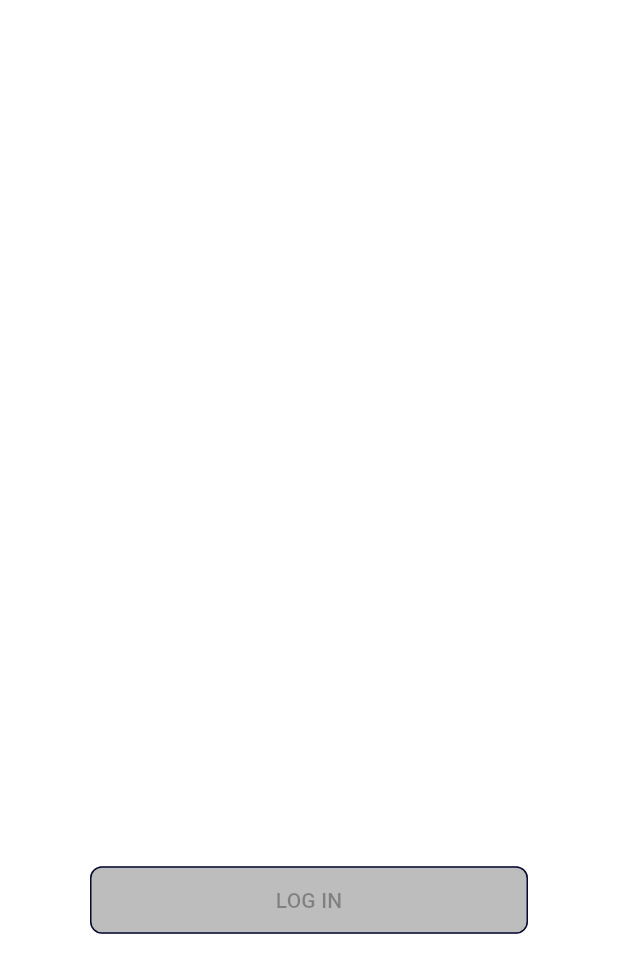
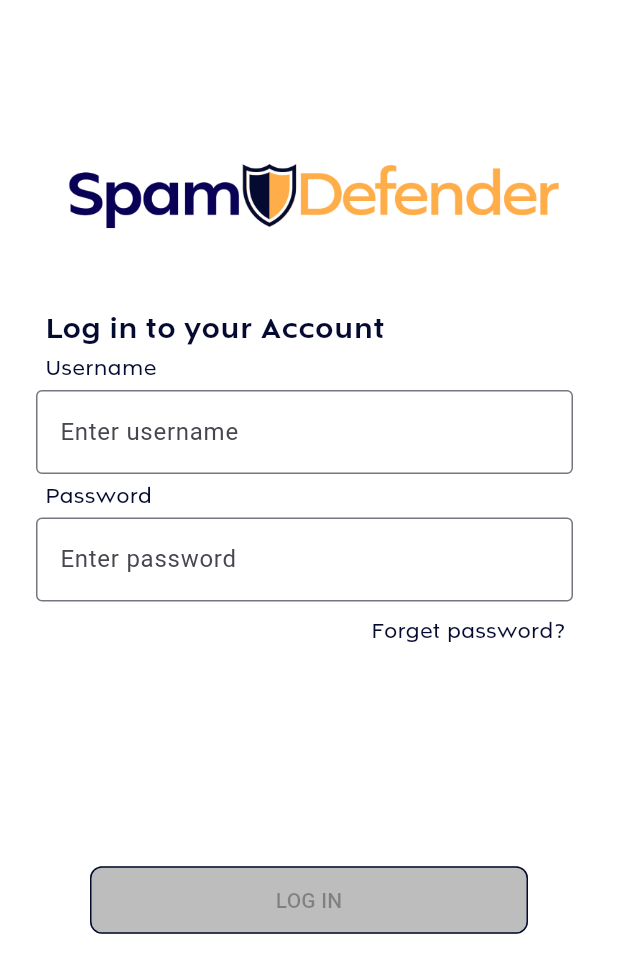
Before and after one commit to LantingKurt/SpamDefender, a Flutter app: the LoginScreen screen opened directly, on a phone screen of 412 x 824 dp. Shown: the top 973 px of the screen. Run offline on Flutter 3.47's test engine with Material 3 defaults, Android fonts, the phone set to English and light mode, and no system bars.

Commit message:
succesful log in, username and password is predefined in database

```diff
--- a/lib/main.dart
+++ b/lib/main.dart
@@ -1,7 +1,4 @@
-import 'package:flutter/cupertino.dart';
 import 'package:flutter/material.dart';
-import 'my_textfield.dart';
-import 'my_button.dart';
 
  void main() {
   runApp(const MyApp());
@@ -139,8 +136,11 @@ class _LoginScreenState extends State<LoginScreen> {
   late TextEditingController usernameController;
   late TextEditingController passwordController;
 
-  final String correctUsername = 'admin';
-  final String correctPassword = 'password123';
+  final Map<String, String> userDatabase = {
+    'admin1': 'password123',
+    'admin2': 'password456',
+    'admin3': 'password789',
+  };
 
   @override
   void initState() {
@@ -164,12 +164,13 @@ class _LoginScreenState extends State<LoginScreen> {
     String enteredUsername = usernameController.text;
     String enteredPassword = passwordController.text;
 
-    if (enteredUsername != correctUsername) {
+    // Check if the entered username exists and the password matches
+    if (!userDatabase.containsKey(enteredUsername)) {
       setState(() {
-        errorMessage = 'Invalid account';
+        errorMessage = 'Invalid username';
       });
     }
-    else if (enteredPassword != correctPassword) {
+    else if (userDatabase[enteredUsername] != enteredPassword) {
       setState(() {
         errorMessage = 'Invalid password';
       });
@@ -192,6 +193,96 @@ class _LoginScreenState extends State<LoginScreen> {
       body: SafeArea(
         child: Stack(
           children: [
+
+            Positioned(
+              top: -280,
+              right: 38,
+              child: Image.asset('images/mainlogo.png', width: MediaQuery.of(context).size.width * 0.8, height: MediaQuery.of(context).size.height, fit: BoxFit.contain),
+            ),
+
+            Positioned(
+              top: 205.0,
+              left: 30.0,
+              child: Text(
+                'Log in to your Account',
+                style: TextStyle(
+                  color: Color(0xFF050a30),
+                  fontSize: 20,
+                  fontFamily: 'Mosafin',
+                  fontWeight: FontWeight.bold,
+                ),
+              ),
+            ),
+
+            // Username Label
+            Positioned(
+              top: 235.0,
+              left: 30.0,
+              child: Text(
+                'Username',
+                style: TextStyle(
+                  color: Color(0xFF050a30),
+                  fontSize: 15,
+                  fontFamily: 'Mosafin',
+                ),
+              ),
+            ),
+
+            // Username TextField
+            Positioned(
+              top: 260.0,
+              left: 24.0,
+              right: 30.0,
+              child: TextField(
+                controller: usernameController,
+                decoration: InputDecoration(
+                  hintText: 'Enter username',
+                  border: OutlineInputBorder(),
+                ),
+              ),
+            ),
+
+            // Password Label
+            Positioned(
+              top: 320.0,
+              left: 30.0,
+              child: Text(
+                'Password',
+                style: TextStyle(
+                  color: Color(0xFF050a30),
+                  fontSize: 15,
+                  fontFamily: 'Mosafin',
+                ),
+              ),
+            ),
+
+            // Password TextField
+            Positioned(
+              top: 345.0,
+              left: 24.0,
+              right: 30.0,
+              child: TextField(
+                controller: passwordController,
+                obscureText: true,
+                decoration: InputDecoration(
+                  hintText: 'Enter password',
+                  border: OutlineInputBorder(),
+                ),
+              ),
+            ),
+
+            Positioned(
+              top: 410.0,
+              right: 35.0,
+              child: Text(
+                'Forget password?',
+                style: TextStyle(
+                  color: Color(0xFF050a30),
+                  fontSize: 15,
+                  fontFamily: 'Mosafin',
+                ),
+              ),
+            ),
 
             // Sign-In Button
             Positioned(
@@ -217,6 +308,7 @@ class _LoginScreenState extends State<LoginScreen> {
               ),
             ),
 
+            // Error message display
             if (errorMessage.isNotEmpty)
               Positioned(
                 bottom: 140.0,
```
